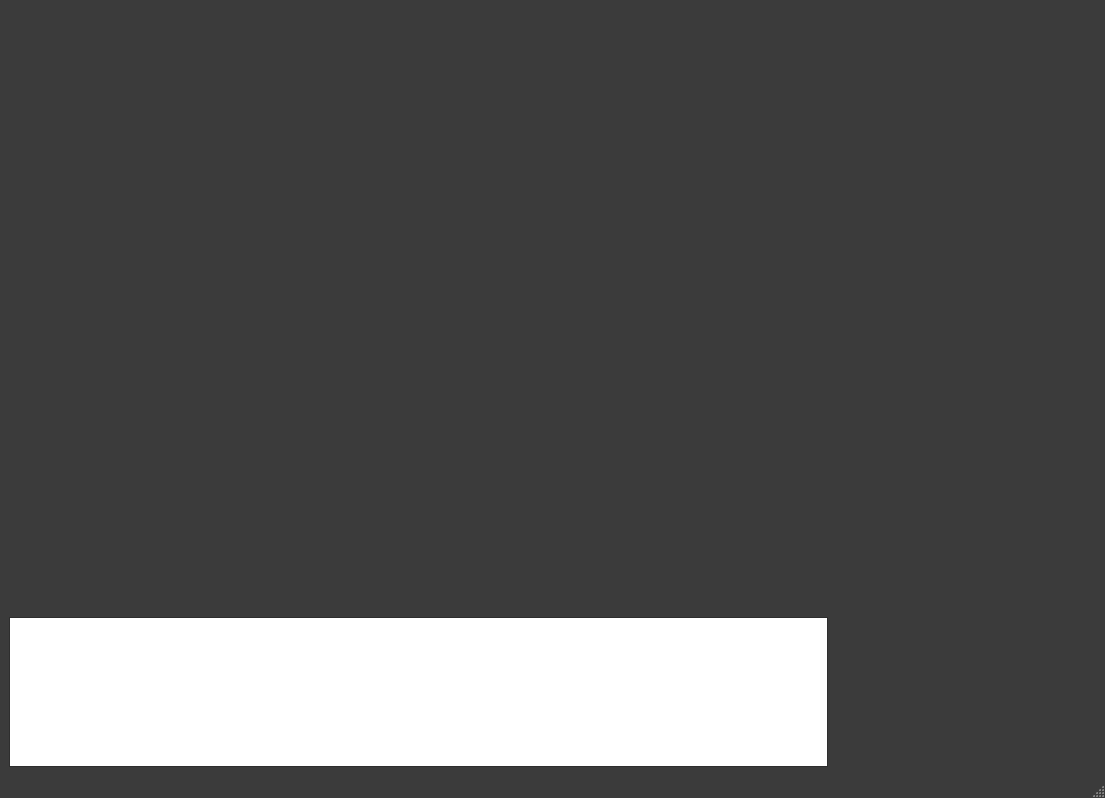
Old version of the form MyWindow.ui in the repository jngeun/yolov5.
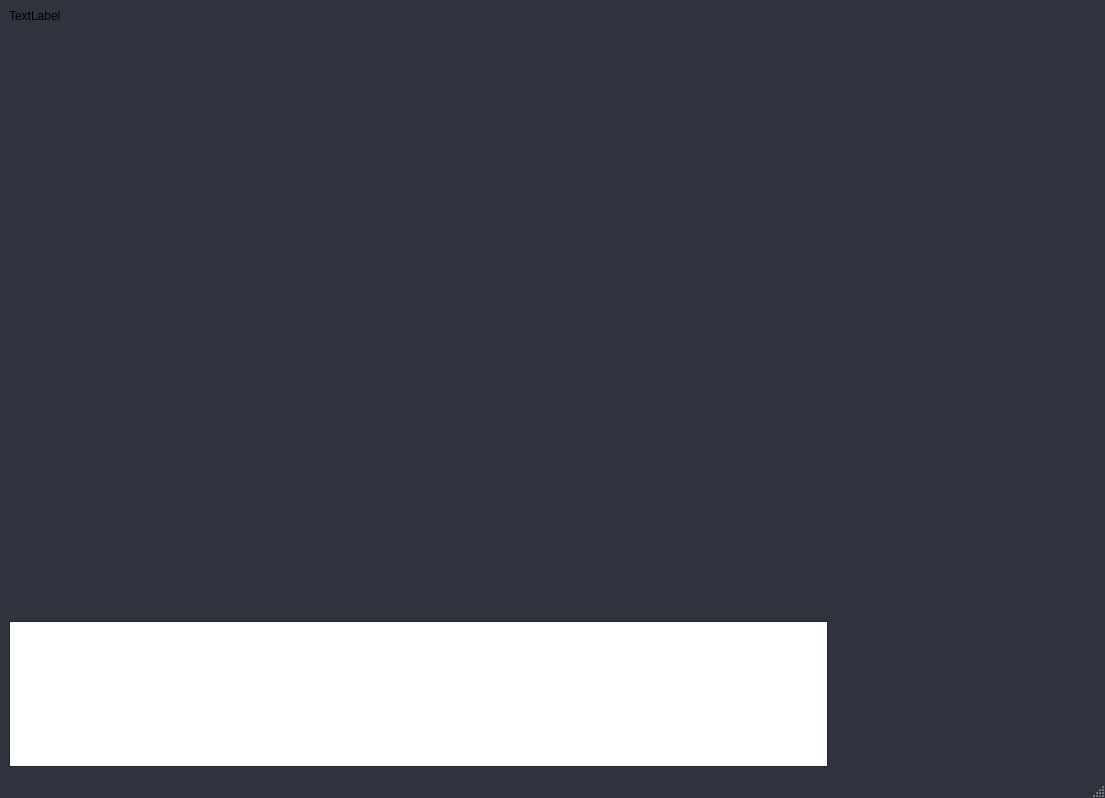
New version of the form.

The edit to the form file:
```diff
--- a/MyWindow.ui
+++ b/MyWindow.ui
@@ -61,9 +61,9 @@
      <colorrole role="Window">
       <brush brushstyle="SolidPattern">
        <color alpha="255">
-        <red>59</red>
-        <green>59</green>
-        <blue>59</blue>
+        <red>47</red>
+        <green>51</green>
+        <blue>62</blue>
        </color>
       </brush>
      </colorrole>
@@ -126,9 +126,9 @@
      <colorrole role="Window">
       <brush brushstyle="SolidPattern">
        <color alpha="255">
-        <red>59</red>
-        <green>59</green>
-        <blue>59</blue>
+        <red>47</red>
+        <green>51</green>
+        <blue>62</blue>
        </color>
       </brush>
      </colorrole>
@@ -182,18 +182,18 @@
      <colorrole role="Base">
       <brush brushstyle="SolidPattern">
        <color alpha="255">
-        <red>59</red>
-        <green>59</green>
-        <blue>59</blue>
+        <red>47</red>
+        <green>51</green>
+        <blue>62</blue>
        </color>
       </brush>
      </colorrole>
      <colorrole role="Window">
       <brush brushstyle="SolidPattern">
        <color alpha="255">
-        <red>59</red>
-        <green>59</green>
-        <blue>59</blue>
+        <red>47</red>
+        <green>51</green>
+        <blue>62</blue>
        </color>
       </brush>
      </colorrole>
@@ -220,7 +220,14 @@
     <item row="0" column="0">
      <layout class="QHBoxLayout" name="horizontalLayout" stretch="50,1,15">
       <item>
-       <layout class="QVBoxLayout" name="verticalLayout_2" stretch="8,2">
+       <layout class="QVBoxLayout" name="verticalLayout_2" stretch="0,8,2">
+        <item>
+         <widget class="QLabel" name="clock">
+          <property name="text">
+           <string>TextLabel</string>
+          </property>
+         </widget>
+        </item>
         <item>
          <widget class="QLabel" name="video">
           <property name="text">
```
